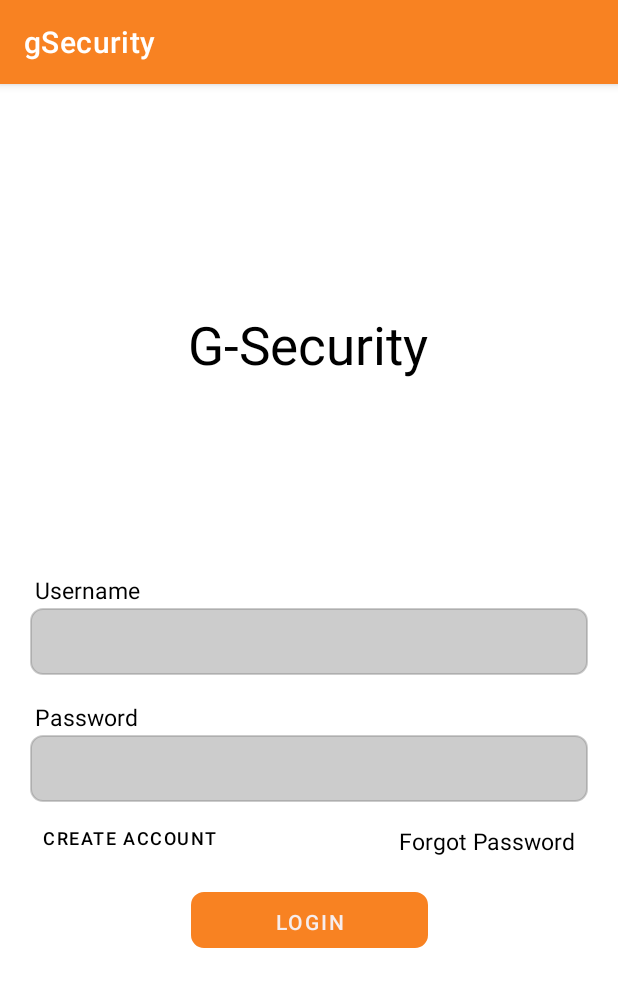
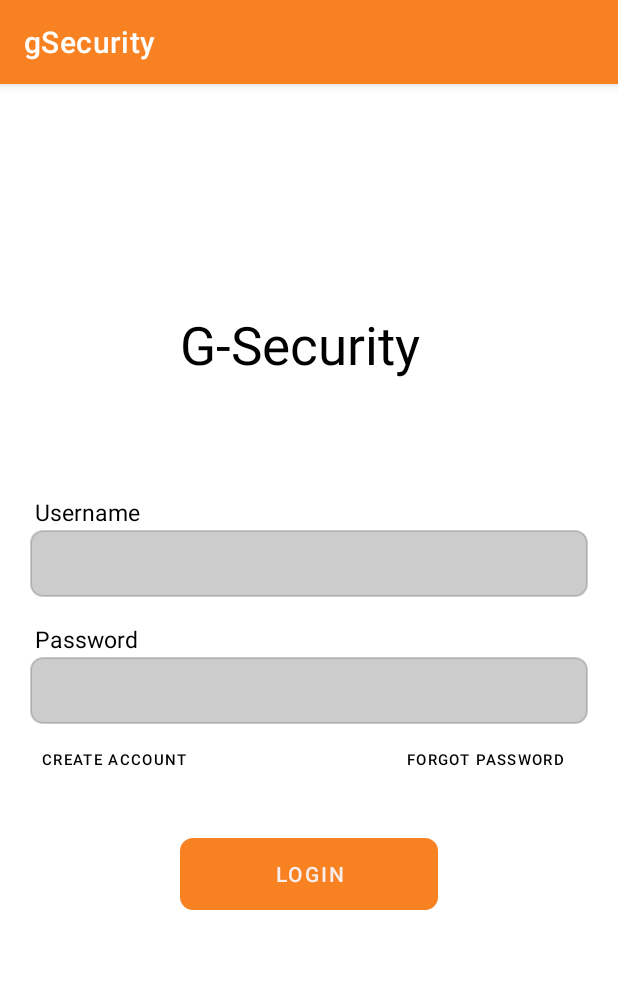
Before and after one commit to mikegarcia8748/GSecurity, an Android app: the Activity_Login screen opened directly, with no data from a screen before it, on a phone screen of 412 x 824 dp. Shown: the top 987 px of the screen. Run offline under Robolectric (Android 15) with nearby library versions, the phone set to English and light mode, and no system bars.

Commit message:
with funtions , material buttons,-marc adrian

```diff
--- a/app/src/main/res/layout/activity_login.xml
+++ b/app/src/main/res/layout/activity_login.xml
@@ -10,39 +10,42 @@
 
 
     <com.google.android.material.appbar.AppBarLayout
+        android:id="@+id/appBarLayout"
         android:layout_width="match_parent"
         android:layout_height="wrap_content"
         app:layout_constraintEnd_toEndOf="parent"
         app:layout_constraintStart_toStartOf="parent"
-        app:layout_constraintTop_toTopOf="parent"/>
+        app:layout_constraintTop_toTopOf="parent" />
 
     <TextView
         android:id="@+id/textView"
-        android:layout_width="wrap_content"
+        android:layout_width="0dp"
         android:layout_height="wrap_content"
+        android:layout_marginStart="100dp"
         android:layout_marginTop="150dp"
+        android:layout_marginEnd="100dp"
         android:text="G-Security"
         android:textColor="#000000"
         android:textSize="35sp"
         android:textStyle="normal"
-        app:layout_constraintEnd_toEndOf="parent"
-        app:layout_constraintHorizontal_bias="0.498"
-        app:layout_constraintStart_toStartOf="parent"
-        app:layout_constraintTop_toTopOf="parent" />
+        app:layout_constraintEnd_toEndOf="@+id/inputEmail"
+        app:layout_constraintHorizontal_bias="1.0"
+        app:layout_constraintStart_toStartOf="@+id/inputEmail"
+        app:layout_constraintTop_toBottomOf="@+id/appBarLayout" />
 
     <EditText
         android:id="@+id/inputEmail"
         android:layout_width="0dp"
-        android:paddingTop="10dp"
-        android:paddingBottom="10dp"
         android:layout_height="wrap_content"
         android:layout_marginStart="20dp"
-        android:layout_marginTop="152dp"
+        android:layout_marginTop="100dp"
         android:layout_marginEnd="20dp"
         android:background="@drawable/bg"
         android:backgroundTint="#66808080"
         android:ems="10"
         android:inputType="textEmailAddress"
+        android:paddingTop="10dp"
+        android:paddingBottom="10dp"
         app:layout_constraintEnd_toEndOf="parent"
         app:layout_constraintStart_toStartOf="parent"
         app:layout_constraintTop_toBottomOf="@+id/textView" />
@@ -90,14 +93,14 @@
         app:layout_constraintHorizontal_bias="0.01"
         app:layout_constraintStart_toStartOf="@+id/inputPassword" />
 
-    <TextView
+    <com.google.android.material.button.MaterialButton
         android:id="@+id/forgotpassword"
+        style="@style/Widget.MaterialComponents.Button.TextButton"
         android:layout_width="wrap_content"
         android:layout_height="wrap_content"
-        android:layout_marginTop="15dp"
         android:text="Forgot Password"
         android:textColor="@color/black"
-        android:textSize="15dp"
+        android:textSize="10sp"
         app:layout_constraintEnd_toEndOf="@+id/inputPassword"
         app:layout_constraintHorizontal_bias="0.97"
         app:layout_constraintStart_toStartOf="parent"
@@ -110,7 +113,7 @@
         android:layout_height="wrap_content"
         android:text="Create Account"
         android:textColor="@color/black"
-        android:textSize="12sp"
+        android:textSize="10sp"
         app:layout_constraintEnd_toEndOf="parent"
         app:layout_constraintHorizontal_bias="0.0"
         app:layout_constraintStart_toStartOf="@+id/inputPassword"
@@ -118,15 +121,16 @@
 
     <Button
         android:id="@+id/button"
-        android:layout_width="158dp"
-        android:layout_height="37dp"
+        android:layout_width="0dp"
+        android:layout_height="wrap_content"
         android:layout_marginStart="100dp"
-        android:layout_marginTop="60dp"
+        android:layout_marginTop="28dp"
         android:layout_marginEnd="100dp"
         android:background="@drawable/bg"
         android:text="Login"
         android:textColor="#F6EDED"
         app:layout_constraintEnd_toEndOf="@+id/inputPassword"
+        app:layout_constraintHorizontal_bias="0.0"
         app:layout_constraintStart_toStartOf="@+id/inputPassword"
-        app:layout_constraintTop_toBottomOf="@+id/inputPassword" />
+        app:layout_constraintTop_toBottomOf="@+id/forgotpassword" />
 </androidx.constraintlayout.widget.ConstraintLayout>
```
